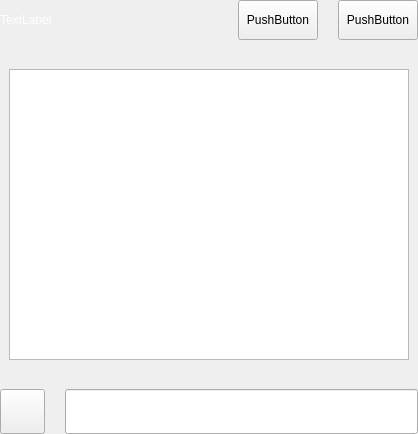
Before: the Qt Designer form src/qt/settings/forms/settingsconsolewidget.ui in eons-finance/ALQO, drawn with Qt 5.
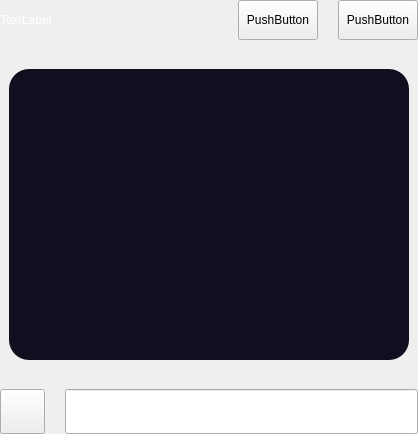
After: the same form once the commit is applied.

What changed in the file:
```diff
--- a/src/qt/settings/forms/settingsconsolewidget.ui
+++ b/src/qt/settings/forms/settingsconsolewidget.ui
@@ -137,7 +137,12 @@
           </property>
           <layout class="QVBoxLayout" name="verticalLayout_4">
            <item>
-            <widget class="QTextEdit" name="messagesWidget"/>
+            <widget class="QTextEdit" name="messagesWidget">
+             <property name="styleSheet">
+              <string notr="true"> background-color: #0f0f1f;
+border-radius: 20px;</string>
+             </property>
+            </widget>
            </item>
           </layout>
          </widget>
```
